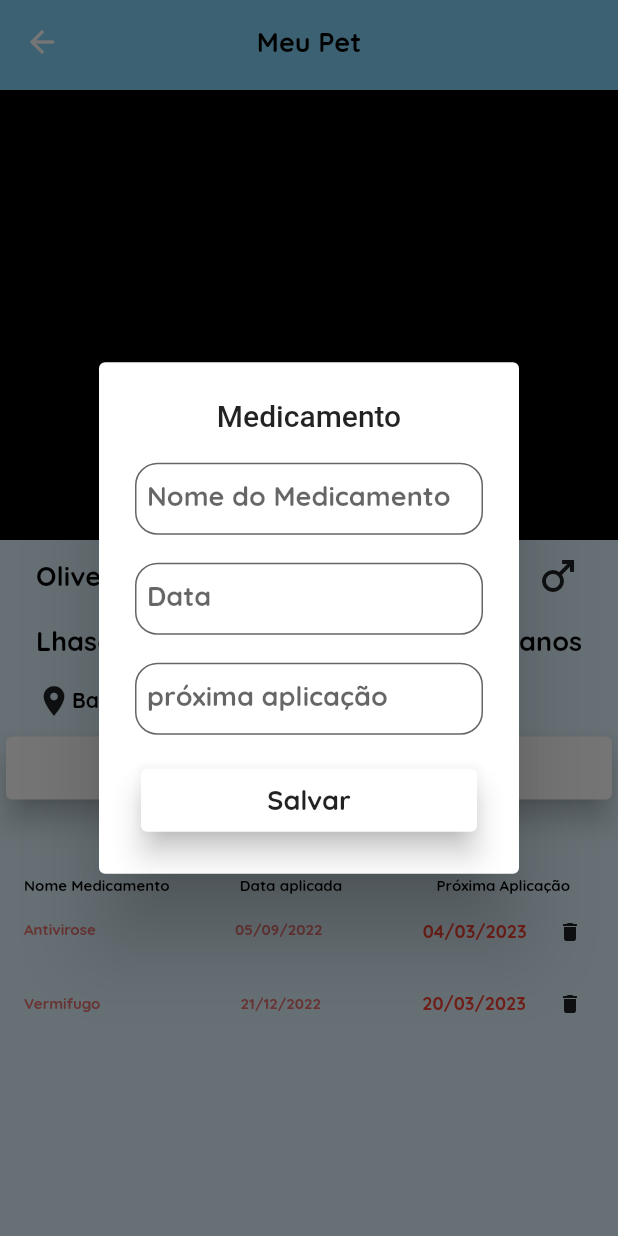
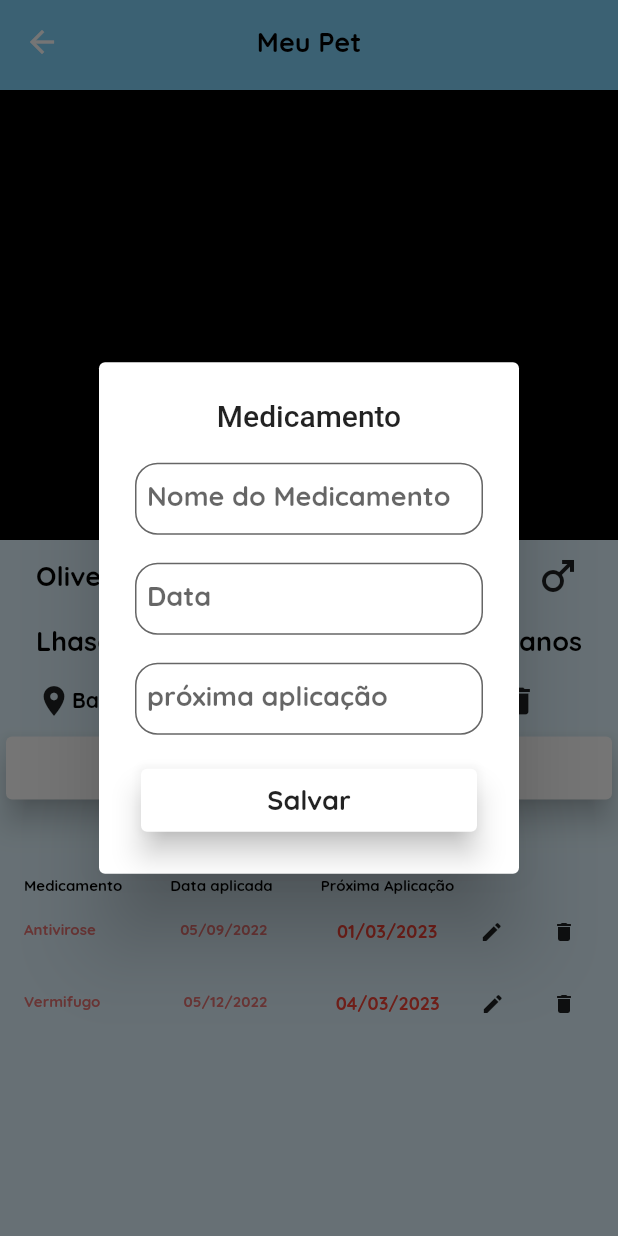
Before and after one commit to giederloreto/MeuGuaipeca, a Flutter app: the MyPetDetail screen opened by its route, after a tap on "Adicionar Medicamentos", on a phone screen of 412 x 824 dp. Run offline on Flutter 3.47's test engine with Material 2 defaults, Android fonts, the phone set to English and light mode, and no system bars; drawn by our look-alikes of photo_view; our stand-ins replace firebase_auth, firebase_core, flutter_secure_storage, get_it, google_sign_in, lottie; accounts and stored records are empty; network calls fail; project files that could hold a hidden picture were left out.

Commit message:
feat: add Icons delete and favorites

```diff
--- a/lib/presentation/adoption/adoption_view/adoption_view.dart
+++ b/lib/presentation/adoption/adoption_view/adoption_view.dart
@@ -35,7 +35,8 @@ class _AdoptionViewState extends State<AdoptionView> {
             SliverGridDelegateWithFixedCrossAxisCount(crossAxisCount: 2),
         itemBuilder: (_, index) => GestureDetector(
           onTap: () {
-            adoption();
+            //adoption;
+            Navigator.pushNamed(context, RoutesNames.ADOPTIONDETAIL);
           },
           child: const GuaipecaMyPetCard(
             height: 80,
--- a/lib/presentation/home/home_view.dart
+++ b/lib/presentation/home/home_view.dart
@@ -22,7 +22,10 @@ class _HomeViewState extends State<HomeView> {
       extendBodyBehindAppBar: false,
       appBar: AppBar(
         backgroundColor: Colors.lightBlue[200],
-        leading: const Text(''),
+        leading: Icon(
+          Icons.notifications,
+          color: Colors.black,
+        ),
         title: const GuaipecaTextDefault(
           text: 'Bem Vindo ao Meu Guaipeca',
           fontSize: 18,
--- a/lib/presentation/my_pets/my_pets_detail/my_pet_detail_view.dart
+++ b/lib/presentation/my_pets/my_pets_detail/my_pet_detail_view.dart
@@ -89,6 +89,14 @@ class _MyPetDetailState extends State<MyPetDetail> {
                     text: 'Bagé-RS',
                     fontSize: 14,
                   ),
+                  Container(
+                    padding: EdgeInsets.only(left: 172),
+                    child: Icon(Icons.edit),
+                  ),
+                  Container(
+                    padding: EdgeInsets.only(left: 32),
+                    child: Icon(Icons.delete),
+                  ),
                 ],
               ),
             ),
@@ -106,18 +114,18 @@ class _MyPetDetailState extends State<MyPetDetail> {
             Column(
               children: [
                 Row(
-                  mainAxisAlignment: MainAxisAlignment.spaceBetween,
+                  mainAxisAlignment: MainAxisAlignment.start,
                   children: [
                     GuaipecaTextDefault(
                         padding: EdgeInsets.only(top: 16, left: 16, right: 16),
-                        text: 'Nome Medicamento',
+                        text: 'Medicamento',
                         fontSize: 10),
                     GuaipecaTextDefault(
-                        padding: EdgeInsets.only(top: 16, right: 16),
+                        padding: EdgeInsets.only(top: 16, left: 16, right: 16),
                         text: 'Data aplicada',
                         fontSize: 10),
                     GuaipecaTextDefault(
-                        padding: EdgeInsets.only(top: 16, left: 16, right: 32),
+                        padding: EdgeInsets.only(top: 16, left: 16, right: 16),
                         text: 'Próxima Aplicação',
                         fontSize: 10),
                   ],
@@ -135,7 +143,7 @@ class _MyPetDetailState extends State<MyPetDetail> {
                         color: Colors.red[300],
                         padding: EdgeInsets.only(
                           top: 16,
-                          left: 64,
+                          left: 28,
                         ),
                         text: '05/09/2022',
                         fontSize: 10),
@@ -143,13 +151,23 @@ class _MyPetDetailState extends State<MyPetDetail> {
                       color: Colors.red,
                       padding: EdgeInsets.only(
                         top: 16,
-                        left: 54,
+                        left: 34,
                       ),
-                      text: '04/03/2023',
+                      text: '01/03/2023',
                       fontSize: 12,
                     ),
                     IconButton(
-                      padding: EdgeInsets.only(right: 16),
+                      padding: EdgeInsets.all(0),
+                      onPressed: () {},
+                      icon: Icon(
+                        Icons.edit,
+                        size: 16,
+                      ),
+                    ),
+                    IconButton(
+                      padding: EdgeInsets.only(
+                          right:
+                              24), //                    padding: EdgeInsets.only(right: 16),
                       onPressed: () {},
                       icon: Icon(
                         Icons.delete,
@@ -160,29 +178,42 @@ class _MyPetDetailState extends State<MyPetDetail> {
                 ),
                 Row(
                   mainAxisAlignment: MainAxisAlignment.spaceBetween,
-                  crossAxisAlignment: CrossAxisAlignment.center,
+                  crossAxisAlignment: CrossAxisAlignment.start,
                   children: [
                     GuaipecaTextDefault(
                         color: Colors.red[300],
-                        padding: EdgeInsets.only(left: 16, right: 16),
+                        padding: EdgeInsets.only(top: 16, left: 16, right: 16),
                         text: 'Vermifugo',
                         fontSize: 10),
                     GuaipecaTextDefault(
                         color: Colors.red[300],
                         padding: EdgeInsets.only(
-                          left: 64,
+                          top: 16,
+                          left: 28,
                         ),
-                        text: '21/12/2022',
+                        text: '05/12/2022',
                         fontSize: 10),
                     GuaipecaTextDefault(
-                        color: Colors.red,
-                        padding: EdgeInsets.only(
-                          left: 54,
-                        ),
-                        text: '20/03/2023',
-                        fontSize: 12),
+                      color: Colors.red,
+                      padding: EdgeInsets.only(
+                        top: 16,
+                        left: 34,
+                      ),
+                      text: '04/03/2023',
+                      fontSize: 12,
+                    ),
                     IconButton(
-                      padding: EdgeInsets.only(right: 16),
+                      padding: EdgeInsets.all(0),
+                      onPressed: () {},
+                      icon: Icon(
+                        Icons.edit,
+                        size: 16,
+                      ),
+                    ),
+                    IconButton(
+                      padding: EdgeInsets.only(
+                          right:
+                              24), //                    padding: EdgeInsets.only(right: 16),
                       onPressed: () {},
                       icon: Icon(
                         Icons.delete,
@@ -190,7 +221,7 @@ class _MyPetDetailState extends State<MyPetDetail> {
                       ),
                     ),
                   ],
-                )
+                ),
               ],
             )
           ],
--- a/lib/settings/routes/routes.dart
+++ b/lib/settings/routes/routes.dart
@@ -12,6 +12,7 @@ import 'package:meu_guaipeca/presentation/splash/splash_view.dart';
 import 'package:meu_guaipeca/presentation/store/store_view/create_store_view.dart';
 import 'package:meu_guaipeca/settings/routes/routes_names.dart';
 
+import '../../presentation/adoption/adoption_detail/adoption_detail_view.dart';
 import '../../presentation/adoption/create_adoption/create_adoption_view/create_adoption_view.dart';
 import '../../presentation/home/create_feed.dart';
 import '../../presentation/my_pets/create_my_pet/create_my_pet.dart';
@@ -38,5 +39,6 @@ class Routes {
     RoutesNames.CREATEMYPET: (context) => const CreateMyPet(),
     RoutesNames.CREATEADOPTION: (context) => const CreateAdoptionView(),
     RoutesNames.CREATESTORE: (context) => const CreateStoreView(),
+    RoutesNames.ADOPTIONDETAIL : (context) => const AdoptionDetailView(),
   };
 }
--- a/lib/settings/routes/routes_names.dart
+++ b/lib/settings/routes/routes_names.dart
@@ -16,4 +16,5 @@ class RoutesNames {
   static String CREATEMYPET = '/createmypet';
   static String CREATEADOPTION = '/createadoption';
   static String CREATESTORE = '/createstore';
+  static String ADOPTIONDETAIL = '/adoptiondetail';
 }
```
Also changed, not shown: lib/presentation/adoption/adoption_detail/adoption_detail_view.dart (added, +148 -0 lines), lib/presentation/home/feed_detail.dart (+11 -2 lines).
